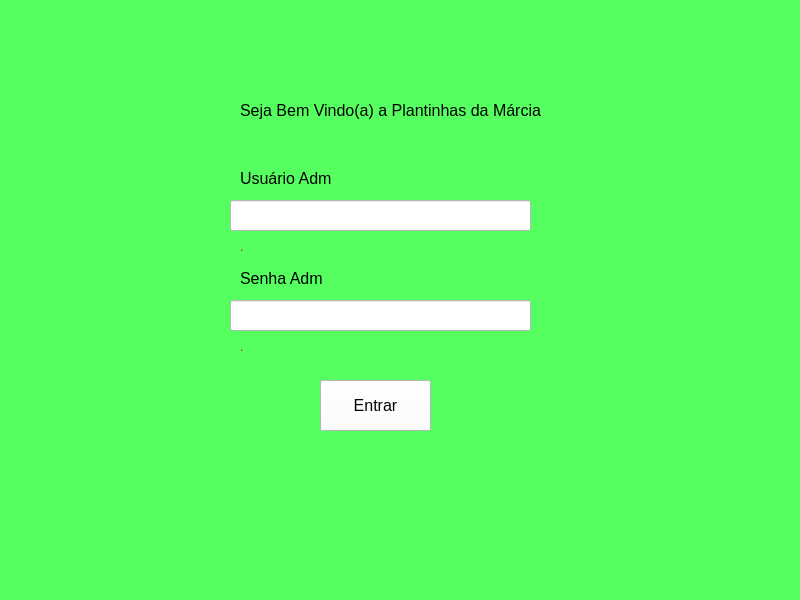
Qt form login_adm.ui (gustavoestevesr/plantinhas-da-marcia) before a commit.
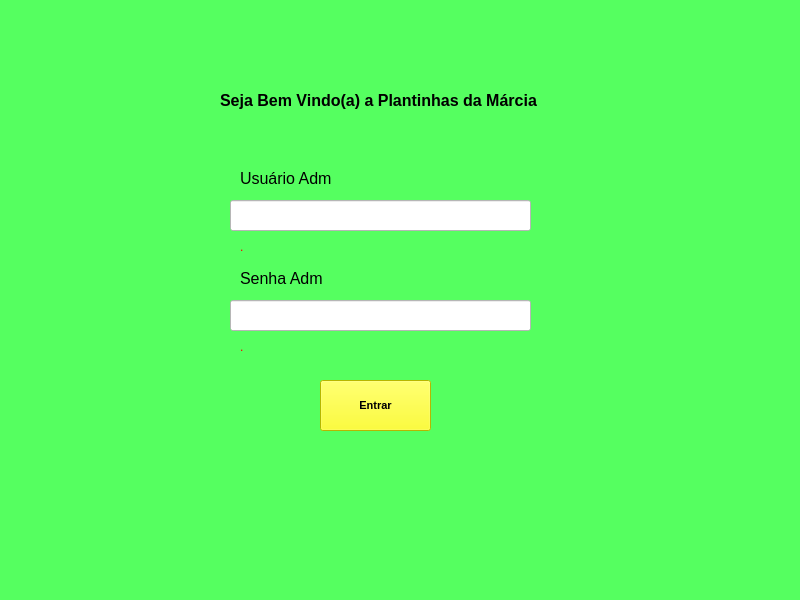
The same form after that commit.

Diff of the .ui file:
```diff
--- a/login_adm.ui
+++ b/login_adm.ui
@@ -28,11 +28,13 @@
     </property>
     <property name="font">
      <font>
-      <pointsize>12</pointsize>
+      <pointsize>8</pointsize>
+      <weight>75</weight>
+      <bold>true</bold>
      </font>
     </property>
     <property name="styleSheet">
-     <string notr="true">background-color: rgb(255, 255, 255);</string>
+     <string notr="true">background-color: rgb(255, 255, 0);</string>
     </property>
     <property name="text">
      <string>Entrar</string>
@@ -43,13 +45,15 @@
      <rect>
       <x>240</x>
       <y>170</y>
-      <width>91</width>
+      <width>131</width>
       <height>16</height>
      </rect>
     </property>
     <property name="font">
      <font>
       <pointsize>12</pointsize>
+      <weight>50</weight>
+      <bold>false</bold>
      </font>
     </property>
     <property name="text">
@@ -61,13 +65,15 @@
      <rect>
       <x>240</x>
       <y>270</y>
-      <width>91</width>
+      <width>141</width>
       <height>16</height>
      </rect>
     </property>
     <property name="font">
      <font>
       <pointsize>12</pointsize>
+      <weight>50</weight>
+      <bold>false</bold>
      </font>
     </property>
     <property name="text">
@@ -109,15 +115,17 @@
    <widget class="QLabel" name="label_7">
     <property name="geometry">
      <rect>
-      <x>240</x>
-      <y>100</y>
-      <width>301</width>
+      <x>220</x>
+      <y>90</y>
+      <width>351</width>
       <height>20</height>
      </rect>
     </property>
     <property name="font">
      <font>
       <pointsize>12</pointsize>
+      <weight>75</weight>
+      <bold>true</bold>
      </font>
     </property>
     <property name="text">
```
